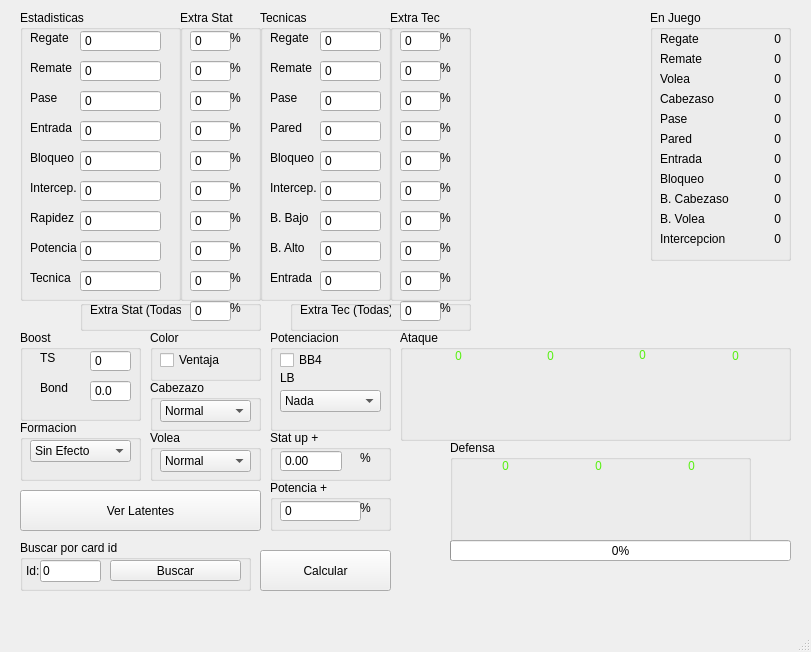
The window that analisis.ui (IsaR0d/CTDTAnalizer) describes before a commit, drawn with Qt 5.
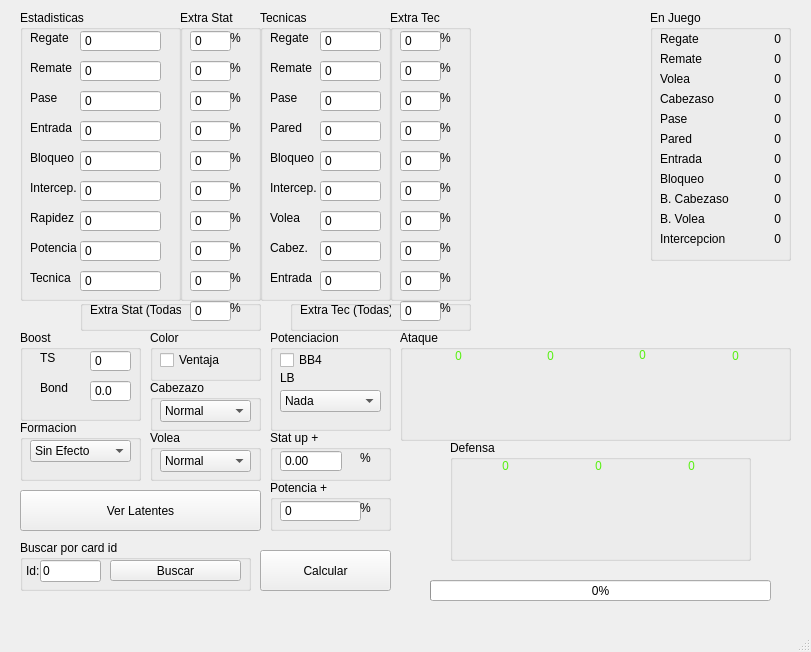
The same window after the commit. Icons and pictures are not drawn.

Patch:
```diff
--- a/analisis.ui
+++ b/analisis.ui
@@ -857,7 +857,7 @@
       </rect>
      </property>
      <property name="text">
-      <string>B. Alto</string>
+      <string>Cabez.</string>
      </property>
     </widget>
     <widget class="QLabel" name="label_56">
@@ -922,7 +922,7 @@
       </rect>
      </property>
      <property name="text">
-      <string>B. Bajo</string>
+      <string>Volea</string>
      </property>
     </widget>
     <widget class="QLabel" name="label_69">
@@ -1944,8 +1944,8 @@
    <widget class="QProgressBar" name="progressBar">
     <property name="geometry">
      <rect>
-      <x>450</x>
-      <y>540</y>
+      <x>430</x>
+      <y>580</y>
       <width>341</width>
       <height>21</height>
      </rect>
```
Left out of the diff: 4 changed lines with no effect on the pictures.
